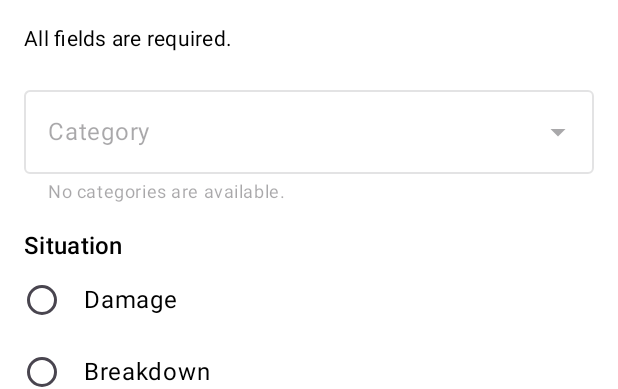
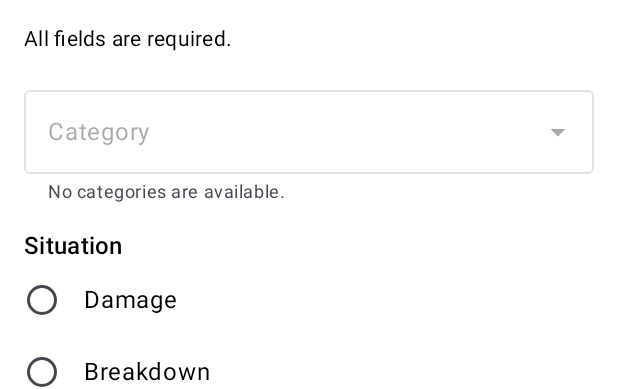
Before and after one commit to fsmatos/CityFix, an Android app built with Jetpack Compose: the @Preview function ReportNoCategoriesPreview, on a phone screen of 412 x 824 dp. Shown: the top 389 px of the screen. Run offline under Robolectric (Android 15) with nearby library versions, the phone set to English and light mode, and no system bars.

Commit message:
fix(F-006): apply review fixes
S1: with no categories the dropdown shows "No categories are
available." instead of the category error, in the supporting text and
the error semantics, in a readable colour on the disabled field; new
EN and PT previews of that state after Submit.
S2: submit() sets every field's error and then gates on isValid, so
isValid is the one rule and F-007's attachment check cannot be
bypassed. The ReportUiState KDoc says so.

```diff
--- a/app/src/main/java/pt/isec/amov/cityfix/ui/screens/ReportScreen.kt
+++ b/app/src/main/java/pt/isec/amov/cityfix/ui/screens/ReportScreen.kt
@@ -24,6 +24,7 @@ import androidx.compose.material3.ExposedDropdownMenuBox
 import androidx.compose.material3.ExposedDropdownMenuDefaults
 import androidx.compose.material3.MaterialTheme
 import androidx.compose.material3.OutlinedTextField
+import androidx.compose.material3.OutlinedTextFieldDefaults
 import androidx.compose.material3.RadioButton
 import androidx.compose.material3.Text
 import androidx.compose.runtime.Composable
@@ -237,8 +238,9 @@ private fun CategoryDropdown(
 ) {
     var expanded by rememberSaveable { mutableStateOf(false) }
     val hasCategories = categories.isNotEmpty()
-    val supportingRes = error ?: if (hasCategories) null else R.string.report_no_categories
-    val errorText = error?.let { stringResource(it) }
+    // With no categories the reason wins over "Choose a category." (I.3.E).
+    val supportingRes = if (hasCategories) error else R.string.report_no_categories
+    val supportingText = supportingRes?.let { stringResource(it) }
 
     ExposedDropdownMenuBox(
         expanded = expanded,
@@ -253,11 +255,15 @@ private fun CategoryDropdown(
             label = { Text(stringResource(R.string.report_category_label)) },
             trailingIcon = { ExposedDropdownMenuDefaults.TrailingIcon(expanded = expanded) },
             isError = error != null,
-            supportingText = supportingRes?.let { { Text(stringResource(it)) } },
+            supportingText = supportingText?.let { { Text(it) } },
+            // The disabled default (38% alpha) is too faint for the no-categories message.
+            colors = OutlinedTextFieldDefaults.colors(
+                disabledSupportingTextColor = MaterialTheme.colorScheme.onSurfaceVariant,
+            ),
             modifier = Modifier
                 .menuAnchor(ExposedDropdownMenuAnchorType.PrimaryNotEditable, enabled = hasCategories)
                 .fillMaxWidth()
-                .semantics { if (errorText != null) error(errorText) },
+                .semantics { if (error != null && supportingText != null) error(supportingText) },
         )
         ExposedDropdownMenu(
             expanded = expanded,
@@ -411,6 +417,11 @@ private val errorState = emptyState.copy(
 
 private val noCategoriesState = ReportUiState()
 
+private val noCategoriesSubmittedState = noCategoriesState.copy(
+    categoryError = R.string.report_error_category,
+    showErrorSummary = true,
+)
+
 private val submitFailedState = filledState.copy(submitError = R.string.report_error_not_created)
 
 @Composable
@@ -462,6 +473,13 @@ private fun ReportNoCategoriesPreview() {
 }
 
 @Preview(showBackground = true)
+@Preview(showBackground = true, locale = "pt")
+@Composable
+private fun ReportNoCategoriesSubmittedPreview() {
+    ReportPreview(noCategoriesSubmittedState)
+}
+
+@Preview(showBackground = true)
 @Composable
 private fun ReportSubmitFailedPreview() {
     ReportPreview(submitFailedState)
--- a/app/src/main/java/pt/isec/amov/cityfix/viewmodel/ReportUiState.kt
+++ b/app/src/main/java/pt/isec/amov/cityfix/viewmodel/ReportUiState.kt
@@ -10,7 +10,9 @@ import pt.isec.amov.cityfix.model.Situation
  * Errors are string resource ids, so the ViewModel holds no text and they are localised.
  * Attachments come in F-007 (P09): add `attachments` and `@StringRes attachmentsError` after
  * `scope`, and `attachments.isNotEmpty() && attachmentsError == null` to isValid
- * ("deve ser carregada uma imagem/vídeo"). Until then a report has no image/video (I.2.E gap).
+ * ("deve ser carregada uma imagem/vídeo"); ReportViewModel.submit() must also set
+ * `attachmentsError` when the list is empty. submit() gates on isValid, so that rule is enough
+ * to block the submit. Until then a report has no image/video (I.2.E gap).
  */
 data class ReportUiState(
     /** Active categories only (I.3.E). */
```
Also changed, not shown: app/src/main/java/pt/isec/amov/cityfix/viewmodel/ReportViewModel.kt (+16 -15 lines), 1 other file.
